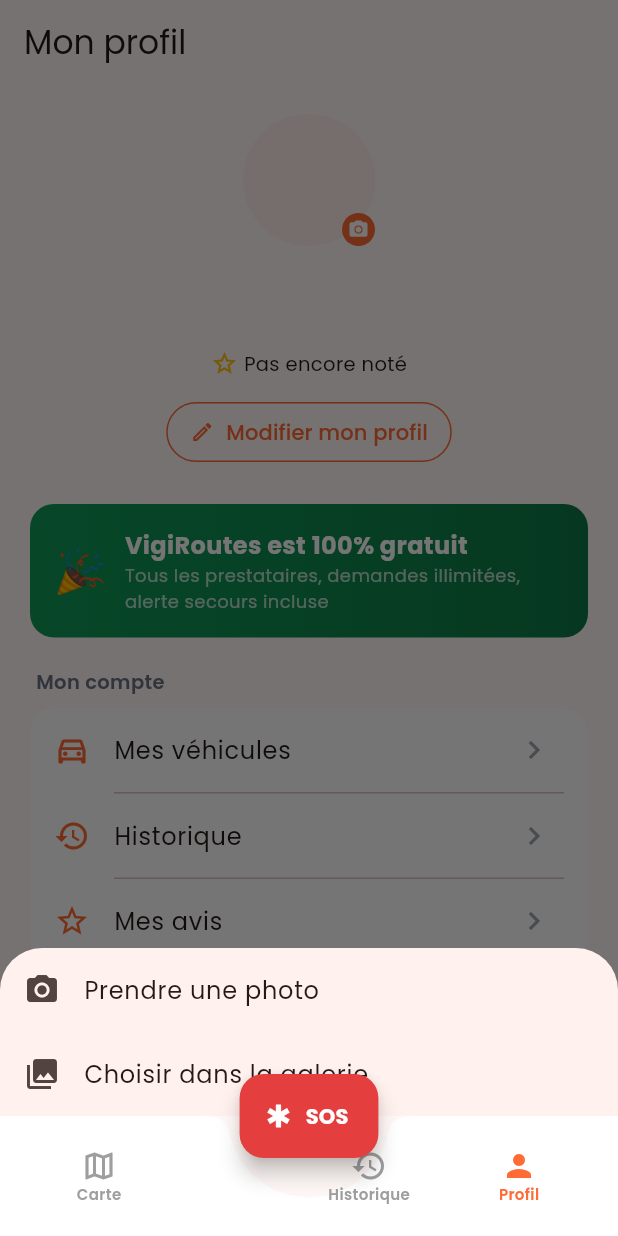
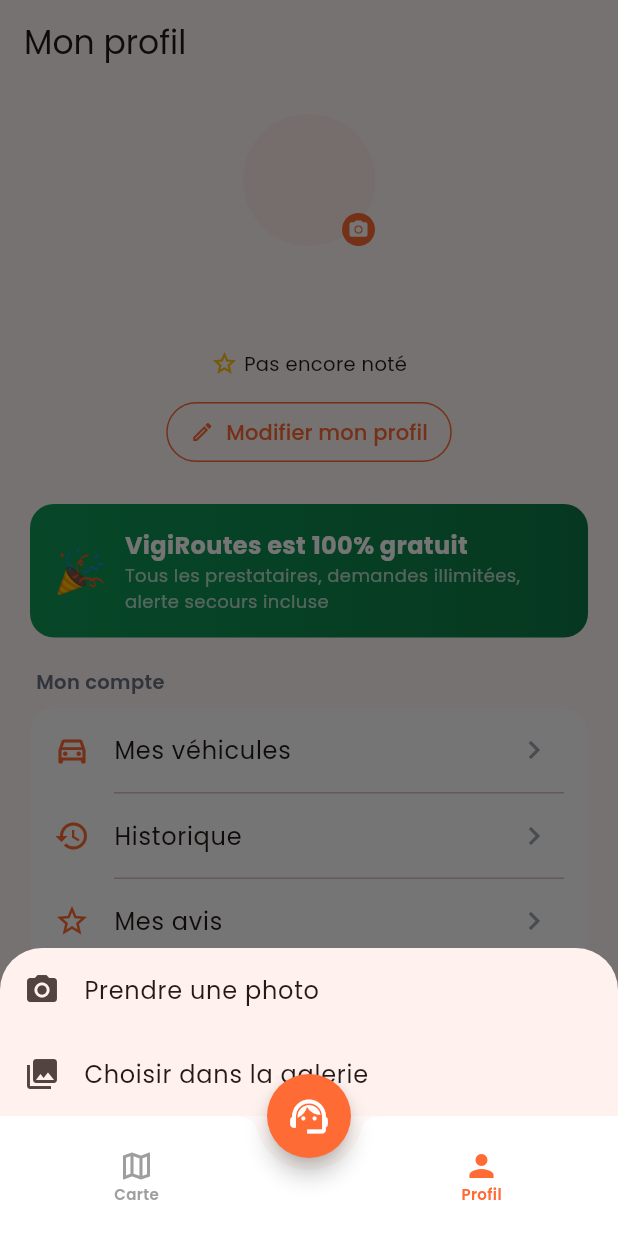
Before and after one commit to hamyago/vigiroutes-client, a Flutter app: the UserHomeScreen screen opened by its route, after a tap on "Profil", after a tap on the "camera alt" icon, on a phone screen of 412 x 824 dp. Run offline on Flutter 3.47's test engine with Material 3 defaults, Android fonts, the phone set to English and light mode, and no system bars; our stand-ins replace audioplayers, dio, firebase_auth, firebase_core, firebase_crashlytics, firebase_messaging and 8 more; accounts and stored records are empty; network calls fail.

Commit message:
feat(client): bouton central unique -> ecran de choix (depannage/urgences); barre Carte+Profil (Historique retire de la barre); supprime le bouton jaune Depannage de la carte

```diff
--- a/lib/features/home/screens/home_screen.dart
+++ b/lib/features/home/screens/home_screen.dart
@@ -185,44 +185,6 @@
                       onTap: () => ctrl.setServiceFilter(s.id),
                     );
                   },
-                ),
-              ),
-            ),
-          ),
-
-          // ── Bouton Dépannage (jaune) ──────────────────────────────────────
-          Positioned(
-            bottom: MediaQuery.of(context).size.height * 0.28 + 16,
-            right: 16,
-            child: GestureDetector(
-              onTap: () => context.push('/user/request'),
-              child: Container(
-                width: 72,
-                height: 72,
-                decoration: BoxDecoration(
-                  color: const Color(0xFFFFD600),
-                  shape: BoxShape.circle,
-                  boxShadow: [
-                    BoxShadow(
-                      color: const Color(0xFFFFD600).withValues(alpha: 0.5),
-                      blurRadius: 20,
-                      spreadRadius: 4,
-                    ),
-                  ],
-                ),
-                child: const Column(
-                  mainAxisAlignment: MainAxisAlignment.center,
-                  children: [
-                    Text('🆘', style: TextStyle(fontSize: 24)),
-                    Text(
-                      'Dépannage',
-                      style: TextStyle(
-                        color: Colors.black,
-                        fontSize: 9,
-                        fontWeight: FontWeight.w700,
-                      ),
-                    ),
-                  ],
                 ),
               ),
             ),
--- a/lib/shared/navigation/app_router.dart
+++ b/lib/shared/navigation/app_router.dart
@@ -8,6 +8,7 @@
 import '../../features/auth/screens/otp_screen.dart';
 import '../../features/auth/screens/profile_setup_screen.dart';
 import '../../features/home/screens/home_screen.dart';
+import '../../features/home/screens/action_choice_screen.dart';
 import '../../features/home/controllers/home_controller.dart';
 import '../../features/history/screens/history_screen.dart' as hist;
 import '../../features/profile/screens/profile_screen.dart';
@@ -32,20 +33,19 @@
 
 class _UserShellState extends State<UserShell> {
   int _idx = 0;
-  static const _routes = ['/user/home', '/user/history', '/user/profile'];
+  static const _routes = ['/user/home', '/user/profile'];
 
   @override
   Widget build(BuildContext context) => Scaffold(
         body: widget.child,
-        floatingActionButton: FloatingActionButton.extended(
-          heroTag: 'sos_fab',
-          onPressed: () => context.push('/user/emergency'),
-          backgroundColor: const Color(0xFFE53E3E),
+        floatingActionButton: FloatingActionButton(
+          heroTag: 'action_fab',
+          onPressed: () => context.push('/user/action'),
+          backgroundColor: const Color(0xFFFF6B35),
           elevation: 6,
-          icon: const Icon(Icons.emergency, color: Colors.white, size: 20),
-          label: const Text('SOS',
-              style: TextStyle(
-                  color: Colors.white, fontWeight: FontWeight.w800)),
+          shape: const CircleBorder(),
+          child: const Icon(Icons.support_agent,
+              color: Colors.white, size: 30),
         ),
         floatingActionButtonLocation: FloatingActionButtonLocation.centerDocked,
         bottomNavigationBar: BottomAppBar(
@@ -68,23 +68,13 @@
               const SizedBox(width: 80),
               Expanded(
                   child: _NavItem(
-                      icon: Icons.history_outlined,
-                      activeIcon: Icons.history,
-                      label: 'Historique',
+                      icon: Icons.person_outline,
+                      activeIcon: Icons.person,
+                      label: 'Profil',
                       isActive: _idx == 1,
                       onTap: () {
                         setState(() => _idx = 1);
                         context.go(_routes[1]);
-                      })),
-              Expanded(
-                  child: _NavItem(
-                      icon: Icons.person_outline,
-                      activeIcon: Icons.person,
-                      label: 'Profil',
-                      isActive: _idx == 2,
-                      onTap: () {
-                        setState(() => _idx = 2);
-                        context.go(_routes[2]);
                       })),
             ]),
           ),
@@ -183,6 +173,9 @@
         ),
 
         GoRoute(
+            path: '/user/action',
+            builder: (_, __) => const ActionChoiceScreen()),
+        GoRoute(
             path: '/user/request',
             builder: (ctx, s) => ChangeNotifierProvider(
                   create: (_) => RequestController(),
```
Also changed, not shown: lib/features/home/screens/action_choice_screen.dart (added, +108 -0 lines).
